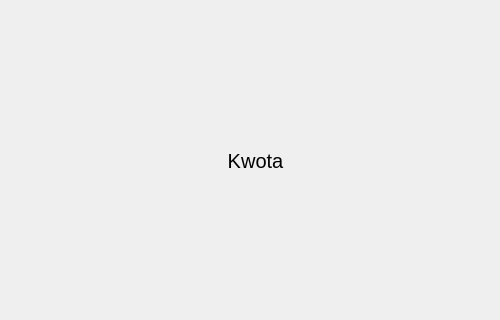
The window that mainwindow.ui (tomaszferens/C-QT) describes before a commit, drawn with Qt 5; both pictures show x 0 to 500 and y 140 to 460 of the 500 by 600 pixel window.
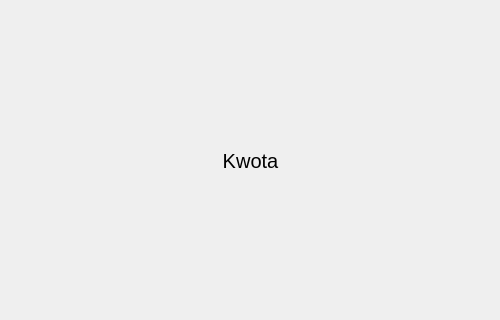
The same window after the commit.

```diff
--- a/mainwindow.ui
+++ b/mainwindow.ui
@@ -206,9 +206,9 @@
    <widget class="QLabel" name="label_7">
     <property name="geometry">
      <rect>
-      <x>225</x>
+      <x>5</x>
       <y>280</y>
-      <width>61</width>
+      <width>491</width>
       <height>41</height>
      </rect>
     </property>
```
